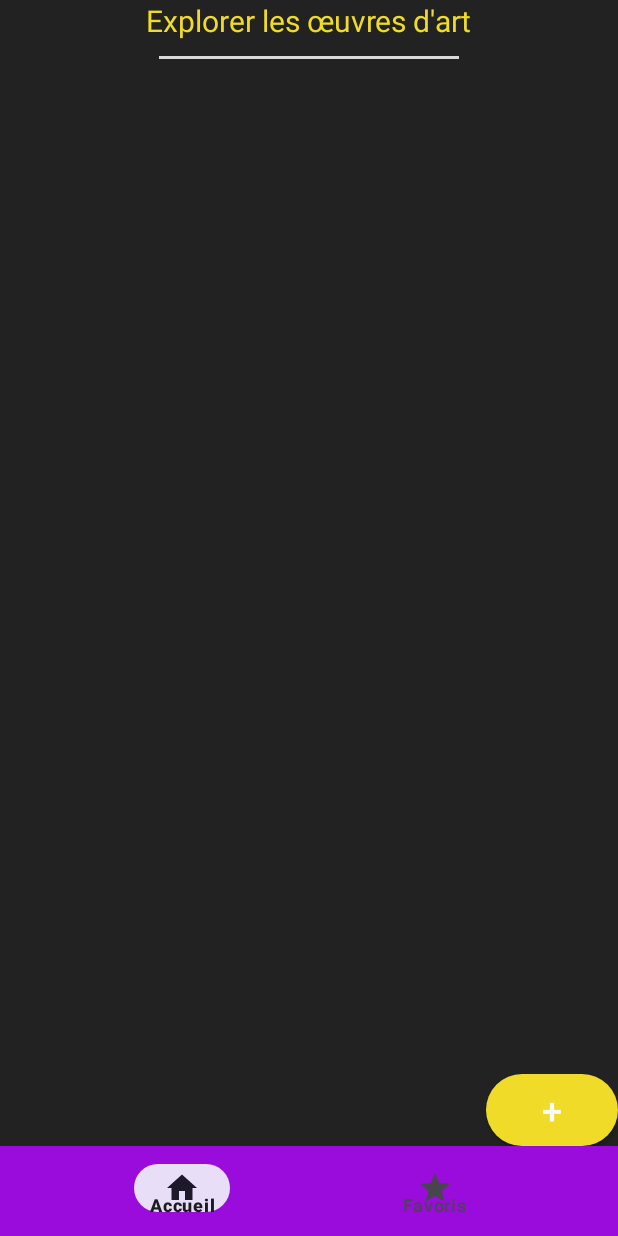
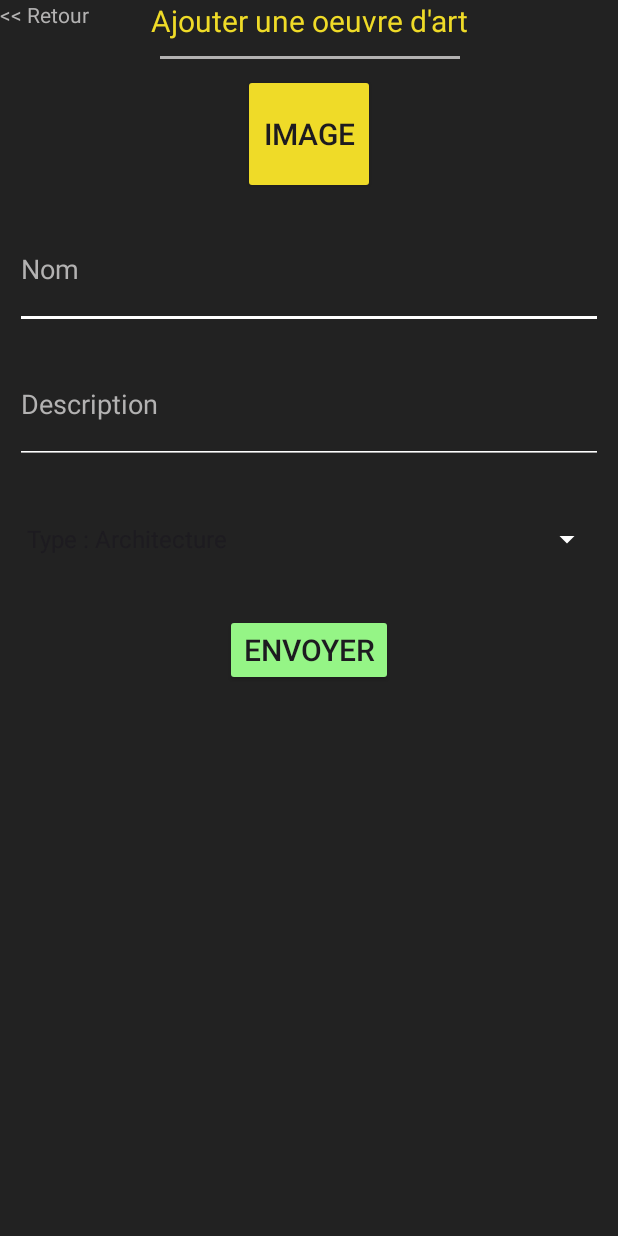
Before and after one commit to AlexisSauvageau/ArtExplorer, an Android app: the screen it shows after launch (MainActivity before the commit, AddOeuvreActivity after it), on a phone screen of 412 x 824 dp. Run offline under Robolectric (Android 15) with nearby library versions, the phone set to English and light mode, and no system bars.

Commit message:
création de la page d'ajout d'oeuvre

```diff
--- a/app/src/main/AndroidManifest.xml
+++ b/app/src/main/AndroidManifest.xml
@@ -21,6 +21,17 @@
                 <category android:name="android.intent.category.LAUNCHER" />
             </intent-filter>
         </activity>
+
+        <activity
+            android:name=".AddOeuvreActivity"
+            android:exported="true">
+            <intent-filter>
+                <action android:name="android.intent.action.MAIN" />
+
+                <category android:name="android.intent.category.LAUNCHER" />
+            </intent-filter>
+        </activity>
+
     </application>
 
 </manifest>
--- /dev/null
+++ b/app/src/main/java/fr/alexis_hery/artexplorer/AddOeuvreActivity.kt
@@ -0,0 +1,22 @@
+package fr.alexis_hery.artexplorer
+
+import android.content.Intent
+import android.os.Bundle
+import android.widget.Button
+import android.widget.TextView
+import androidx.activity.ComponentActivity
+
+class AddOeuvreActivity : ComponentActivity() {
+
+    override fun onCreate(savedInstanceState: Bundle?) {
+        super.onCreate(savedInstanceState)
+        setContentView(R.layout.activity_add_oeuvre)
+
+        // retourner à la page d'accueil
+        val returnBtn = findViewById<TextView>(R.id.return_button)
+        returnBtn.setOnClickListener {
+            val intent = Intent(applicationContext, MainActivity::class.java)
+            startActivity(intent)
+        }
+    }
+}
--- a/app/src/main/java/fr/alexis_hery/artexplorer/MainActivity.kt
+++ b/app/src/main/java/fr/alexis_hery/artexplorer/MainActivity.kt
@@ -1,11 +1,20 @@
 package fr.alexis_hery.artexplorer
 
+import android.content.Intent
 import android.os.Bundle
+import android.widget.Button
 import androidx.activity.ComponentActivity
 
 class MainActivity : ComponentActivity() {
     override fun onCreate(savedInstanceState: Bundle?) {
         super.onCreate(savedInstanceState)
         setContentView(R.layout.activity_main)
+
+        // bouton pour ajouter une nouvelle oeuvre d'art
+        val addOeuvreBtn = findViewById<Button>(R.id.add_button)
+        addOeuvreBtn.setOnClickListener {
+            val intent = Intent(applicationContext, AddOeuvreActivity::class.java)
+            startActivity(intent)
+        }
     }
 }
--- /dev/null
+++ b/app/src/main/res/layout/activity_add_oeuvre.xml
@@ -0,0 +1,96 @@
+<?xml version="1.0" encoding="utf-8"?>
+<androidx.constraintlayout.widget.ConstraintLayout xmlns:android="http://schemas.android.com/apk/res/android"
+    xmlns:app="http://schemas.android.com/apk/res-auto"
+    android:layout_width="match_parent"
+    android:layout_height="match_parent"
+    android:background="@color/background">
+
+    <TextView
+        android:id="@+id/return_button"
+        android:layout_width="wrap_content"
+        android:layout_height="wrap_content"
+        android:text="@string/add_page_return"
+        android:textColor="@color/grey"
+        app:layout_constraintStart_toStartOf="parent"
+        app:layout_constraintTop_toTopOf="parent"/>
+
+    <TextView
+        android:id="@+id/textView"
+        android:layout_width="wrap_content"
+        android:layout_height="wrap_content"
+        android:text="@string/add_page_title"
+        android:textColor="@color/yellow"
+        android:textSize="20dp"
+        app:layout_constraintEnd_toEndOf="parent"
+        app:layout_constraintStart_toStartOf="parent"
+        app:layout_constraintTop_toTopOf="parent" />
+
+    <View
+        android:id="@+id/view"
+        android:layout_width="200dp"
+        android:layout_height="2dp"
+        android:layout_margin="10dp"
+        android:background="@color/grey"
+        app:layout_constraintEnd_toEndOf="@+id/textView"
+        app:layout_constraintStart_toStartOf="@+id/textView"
+        app:layout_constraintTop_toBottomOf="@+id/textView" />
+
+    <Button
+        android:id="@+id/add_image_button"
+        android:layout_width="wrap_content"
+        android:layout_height="80dp"
+        android:backgroundTint="@color/yellow"
+        android:text="@string/add_page_image_input"
+        android:textSize="20dp"
+        android:layout_margin="10dp"
+        app:layout_constraintEnd_toEndOf="parent"
+        app:layout_constraintStart_toStartOf="parent"
+        app:layout_constraintTop_toBottomOf="@+id/view" />
+
+    <EditText
+        android:id="@+id/name_input"
+        android:layout_width="match_parent"
+        android:layout_height="80dp"
+        android:layout_margin="10dp"
+        android:backgroundTint="@color/white"
+        android:textColorHint="@color/grey"
+        android:hint="@string/add_page_name_input"
+        app:layout_constraintEnd_toEndOf="parent"
+        app:layout_constraintStart_toStartOf="parent"
+        app:layout_constraintTop_toBottomOf="@+id/add_image_button"/>
+
+    <EditText
+        android:id="@+id/description_input"
+        android:layout_width="match_parent"
+        android:layout_height="80dp"
+        android:layout_margin="10dp"
+        android:backgroundTint="@color/white"
+        android:hint="@string/add_page_description_input"
+        android:textColorHint="@color/grey"
+        app:layout_constraintEnd_toEndOf="parent"
+        app:layout_constraintStart_toStartOf="parent"
+        app:layout_constraintTop_toBottomOf="@+id/name_input"/>
+
+    <Spinner
+        android:id="@+id/type_spinner"
+        android:layout_width="match_parent"
+        android:layout_height="80dp"
+        android:layout_margin="10dp"
+        android:backgroundTint="@color/white"
+        android:entries="@array/add_page_type_input"
+        app:layout_constraintEnd_toEndOf="parent"
+        app:layout_constraintStart_toStartOf="parent"
+        app:layout_constraintTop_toBottomOf="@+id/description_input"/>
+
+    <Button
+        android:layout_width="wrap_content"
+        android:layout_height="wrap_content"
+        android:layout_margin="10dp"
+        android:backgroundTint="@color/lightgreen"
+        android:text="@string/add_page_submit_button"
+        android:textSize="20dp"
+        app:layout_constraintEnd_toEndOf="parent"
+        app:layout_constraintStart_toStartOf="parent"
+        app:layout_constraintTop_toBottomOf="@+id/type_spinner" />
+
+</androidx.constraintlayout.widget.ConstraintLayout>
--- a/app/src/main/res/values/colors.xml
+++ b/app/src/main/res/values/colors.xml
@@ -9,7 +9,7 @@
     <color name="yellow">#EFDB28</color>
 
     <!-- item de liste -->
-    <color name="grey">#D9D9D9</color>
+    <color name="grey">#B3B2B2</color>
     <color name="lightblue">#86EEF5</color>
     <color name="lightpurple">#D186F5</color>
     <color name="lightgreen">#95F586</color>
--- a/app/src/main/res/values/strings.xml
+++ b/app/src/main/res/values/strings.xml
@@ -7,4 +7,23 @@
 
     <!-- Page de favoris -->
     <string name="favoris_page_item">Favoris</string>
+
+    <!-- Page d'ajout d'oeuvre d'art -->
+    <string name="add_page_return">&lt;&lt; Retour</string>
+    <string name="add_page_title">Ajouter une oeuvre d\'art</string>
+    <string name="add_page_image_input">Image</string>
+    <string name="add_page_name_input">Nom</string>
+    <string name="add_page_description_input">Description</string>
+
+    <string-array name="add_page_type_input">
+        <item>Type : Architecture</item>
+        <item>Type : Sculpture</item>
+        <item>Type : Peinture</item>
+        <item>Type : Musique</item>
+        <item>Type : Cinéma</item>
+        <item>Type : Jeu-vidéo</item>
+    </string-array>
+
+    <string name="add_page_submit_button">Envoyer</string>
+
 </resources>
```
